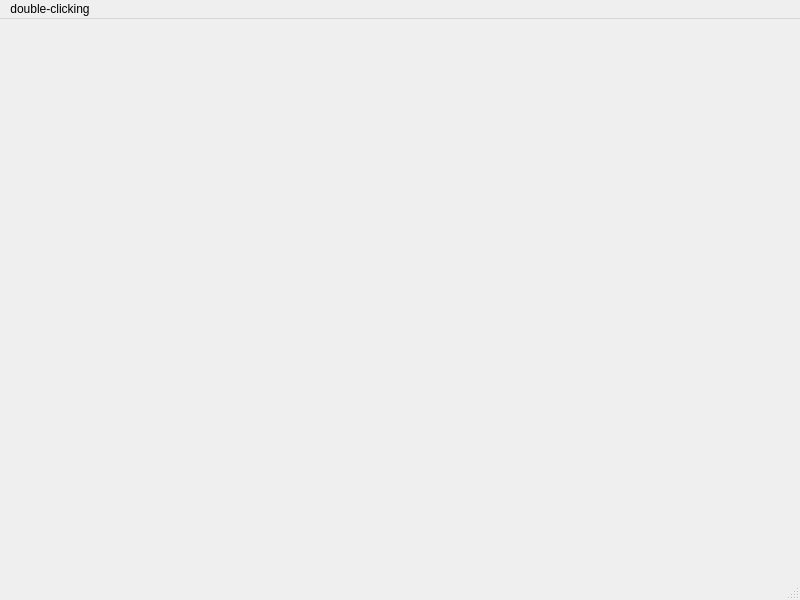
This is untitled1/untitled.ui in jiancyuan13/mainwindow as Qt 5 draws it before an edit. The edited form follows.
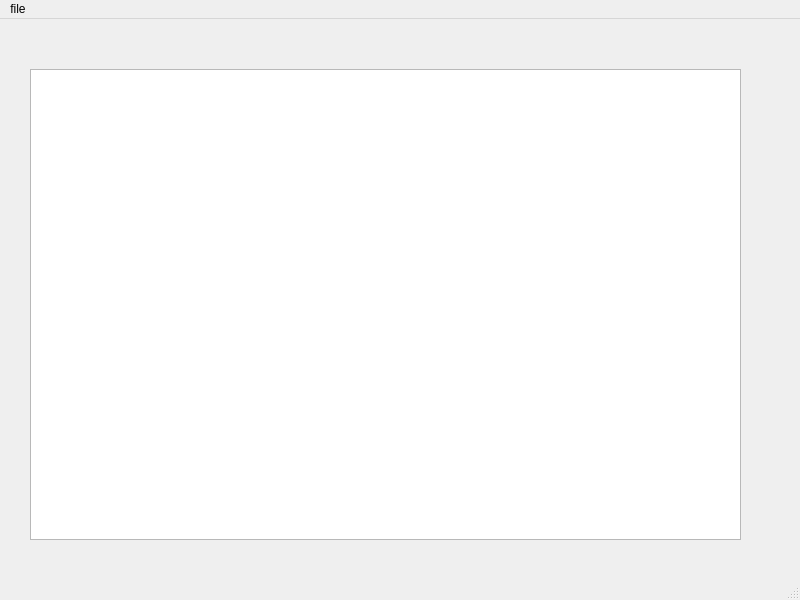
This is the edited form.

What changed in the file:
```diff
--- a/untitled1/untitled.ui
+++ b/untitled1/untitled.ui
@@ -13,7 +13,18 @@
   <property name="windowTitle">
    <string>MainWindow</string>
   </property>
-  <widget class="QWidget" name="centralwidget"/>
+  <widget class="QWidget" name="centralwidget">
+   <widget class="QTextEdit" name="textEdit">
+    <property name="geometry">
+     <rect>
+      <x>30</x>
+      <y>50</y>
+      <width>711</width>
+      <height>471</height>
+     </rect>
+    </property>
+   </widget>
+  </widget>
   <widget class="QMenuBar" name="menubar">
    <property name="geometry">
     <rect>
@@ -25,7 +36,7 @@
    </property>
    <widget class="QMenu" name="menudouble_clicking">
     <property name="title">
-     <string>double-clicking</string>
+     <string>file</string>
     </property>
     <addaction name="actionnew"/>
     <addaction name="actionopen"/>
```
